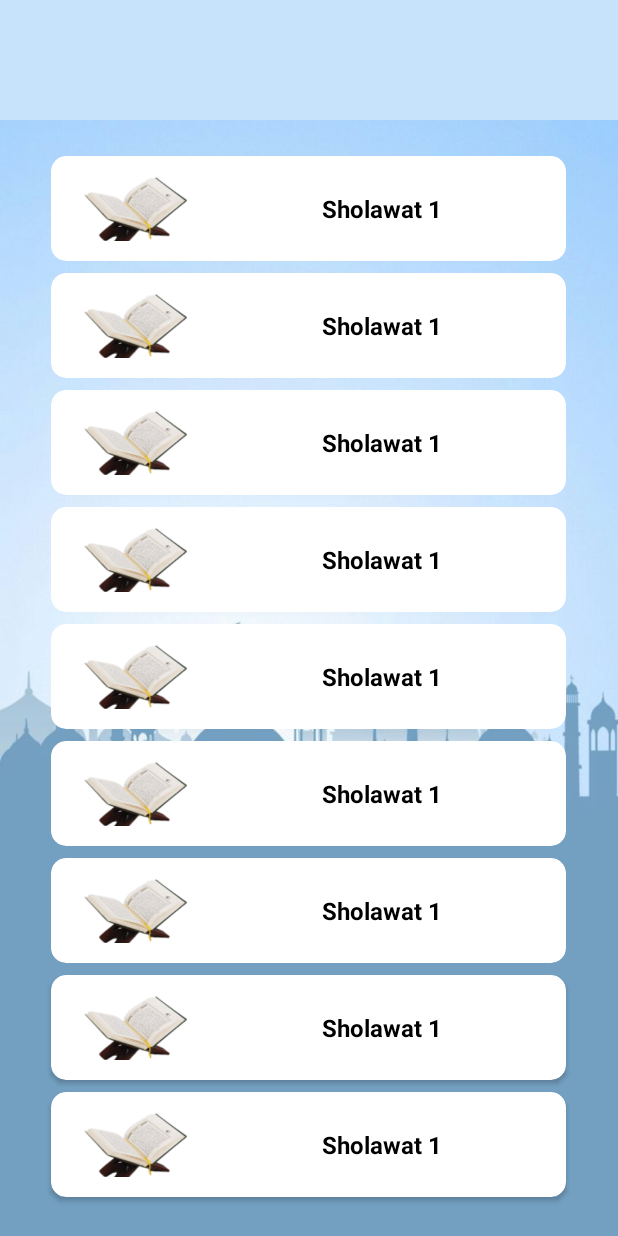
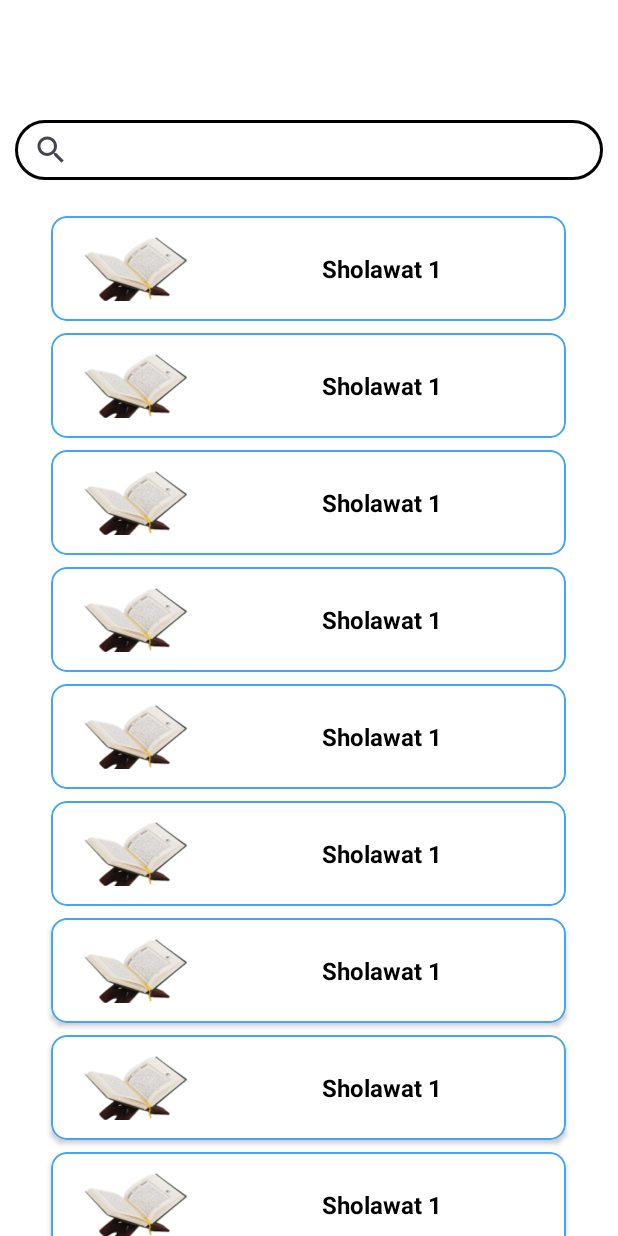
Before and after one commit to DheaAmandaFajriani/ShokawatApp, an Android app: the screen it shows after launch (Mainlist), on a phone screen of 412 x 824 dp. Run offline under Robolectric (Android 15) with nearby library versions, the phone set to English and light mode, and no system bars; Roboto replaces fonts that are not available here.

Commit message:
push baru 2

```diff
--- /dev/null
+++ b/app/src/main/res/drawable/shapelist.xml
@@ -0,0 +1,7 @@
+<?xml version="1.0" encoding="utf-8"?>
+<shape xmlns:android="http://schemas.android.com/apk/res/android" android:shape="rectangle">
+    <solid android:color="@color/white"/>
+    <corners android:radius="10dp"/>
+    <stroke android:color="#42A5F5"
+        android:width="1dp"/>
+</shape>
--- a/app/src/main/res/layout/activity_mainlist.xml
+++ b/app/src/main/res/layout/activity_mainlist.xml
@@ -4,30 +4,30 @@
     xmlns:tools="http://schemas.android.com/tools"
     android:layout_width="match_parent"
     android:layout_height="match_parent"
-    android:background="@drawable/background"
+    android:background="@color/white"
     tools:context=".Mainlist">
 
-    <FrameLayout
-        android:id="@+id/frameLayout2"
+    <SearchView
+        android:id="@+id/searchView"
         android:layout_width="match_parent"
-        android:layout_height="80dp"
-        android:background="#C7E2FB"
+        android:layout_height="40dp"
+        android:layout_marginStart="10dp"
+        android:layout_marginTop="80dp"
+        android:layout_marginEnd="10dp"
+        android:background="@drawable/backronsearch"
         app:layout_constraintEnd_toEndOf="parent"
         app:layout_constraintStart_toStartOf="parent"
-        app:layout_constraintTop_toTopOf="parent">
-
-    </FrameLayout>
+        app:layout_constraintTop_toTopOf="parent" />
 
     <FrameLayout
         android:id="@+id/frameLayout"
         android:layout_width="0dp"
         android:layout_height="0dp"
         android:layout_marginTop="20dp"
-        android:layout_marginBottom="20dp"
         app:layout_constraintBottom_toBottomOf="parent"
         app:layout_constraintEnd_toEndOf="parent"
         app:layout_constraintStart_toStartOf="parent"
-        app:layout_constraintTop_toBottomOf="@+id/frameLayout2">
+        app:layout_constraintTop_toBottomOf="@+id/searchView">
 
         <androidx.recyclerview.widget.RecyclerView
             android:id="@+id/rvsholawat"
--- a/app/src/main/res/layout/sholawat_list.xml
+++ b/app/src/main/res/layout/sholawat_list.xml
@@ -16,8 +16,7 @@
         android:layout_width="match_parent"
         android:layout_height="match_parent"
         android:padding="5dp"
-        android:background="#3fff"
-        >
+        android:background="@drawable/shapelist">
 
         <ImageView
             android:id="@+id/img_item_photo"
```
